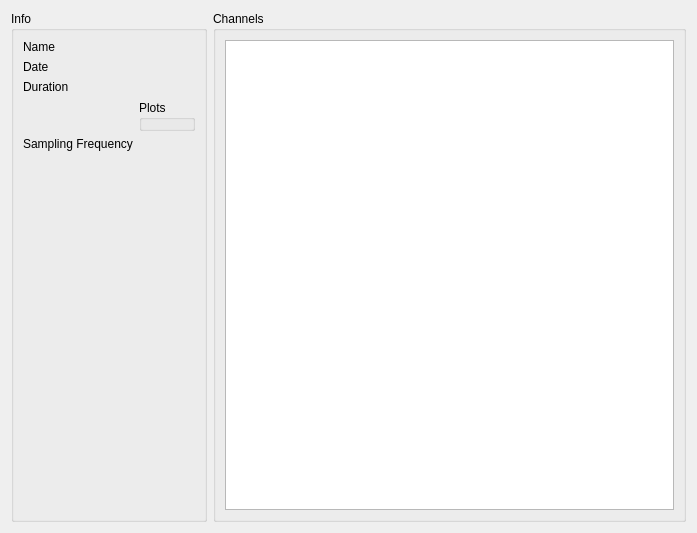
The window that pycode-gui/forms_source/phase_explorer.ui (lmascelli/pycode) describes before a commit, drawn with Qt 5.
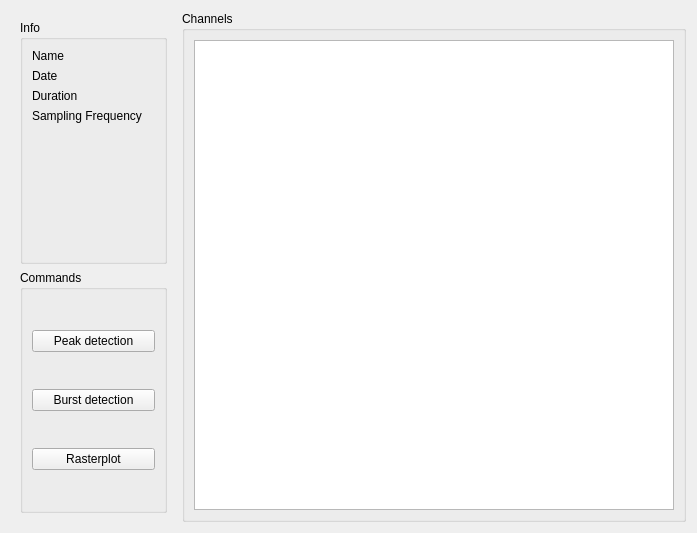
The same window after the commit.

Commit message: pycode-gui phase commands

Diff of the .ui file:
```diff
--- a/pycode-gui/forms_source/phase_explorer.ui
+++ b/pycode-gui/forms_source/phase_explorer.ui
@@ -15,6 +15,9 @@
   </property>
   <layout class="QHBoxLayout" name="horizontalLayout">
    <item>
+    <widget class="QWidget" name="widget" native="true">
+     <layout class="QVBoxLayout" name="verticalLayout_2">
+      <item>
     <widget class="QGroupBox" name="groupBox">
      <property name="title">
       <string>Info</string>
@@ -34,6 +37,20 @@
         </property>
        </widget>
       </item>
+         <item row="1" column="0">
+          <widget class="QLabel" name="label_7">
+           <property name="text">
+            <string>Date</string>
+           </property>
+          </widget>
+         </item>
+         <item row="1" column="1">
+          <widget class="QLabel" name="lbl_date">
+           <property name="text">
+            <string/>
+           </property>
+          </widget>
+         </item>
       <item row="2" column="0">
        <widget class="QLabel" name="label_3">
         <property name="text">
@@ -48,39 +65,51 @@
         </property>
        </widget>
       </item>
-      <item row="4" column="0">
+         <item row="3" column="0">
        <widget class="QLabel" name="label_5">
         <property name="text">
          <string>Sampling Frequency</string>
         </property>
        </widget>
       </item>
-      <item row="4" column="1">
-       <widget class="QLabel" name="lbl_sampling_frequency">
-        <property name="text">
-         <string/>
-        </property>
-       </widget>
-      </item>
-      <item row="1" column="0">
-       <widget class="QLabel" name="label_7">
-        <property name="text">
-         <string>Date</string>
-        </property>
-       </widget>
-      </item>
-      <item row="1" column="1">
-       <widget class="QLabel" name="lbl_date">
-        <property name="text">
-         <string/>
-        </property>
-       </widget>
-      </item>
       <item row="3" column="1">
-       <widget class="QGroupBox" name="grp_plots">
+          <widget class="QLabel" name="lbl_sampling_frequency">
+           <property name="text">
+            <string/>
+           </property>
+          </widget>
+         </item>
+        </layout>
+       </widget>
+      </item>
+      <item>
+       <widget class="QGroupBox" name="groupBox_3">
         <property name="title">
-         <string>Plots</string>
+         <string>Commands</string>
         </property>
+        <layout class="QVBoxLayout" name="verticalLayout_3">
+         <item>
+          <widget class="QPushButton" name="btn_peak_detection">
+           <property name="text">
+            <string>Peak detection</string>
+           </property>
+          </widget>
+         </item>
+         <item>
+          <widget class="QPushButton" name="btn_burst_detection">
+           <property name="text">
+            <string>Burst detection</string>
+           </property>
+          </widget>
+         </item>
+         <item>
+          <widget class="QPushButton" name="btn_rasterplot">
+           <property name="text">
+            <string>Rasterplot</string>
+           </property>
+          </widget>
+         </item>
+        </layout>
        </widget>
       </item>
      </layout>
```
Lines whose indentation alone changed are shown as unchanged. The commit also changes 12 other files.
